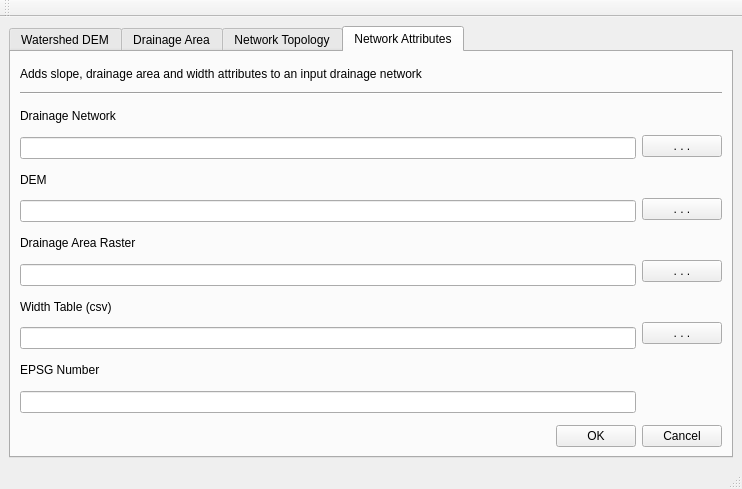
First picture: the form in preprocessing.ui, repository jtgilbert/SeRFE, before the edit.
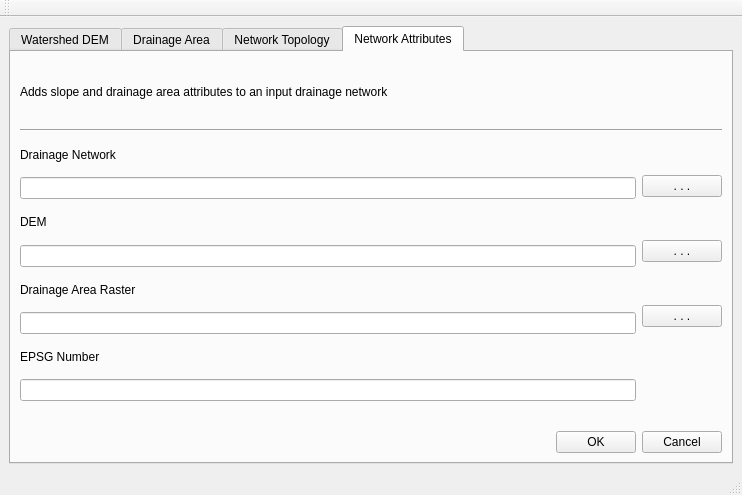
Second picture: the form after the edit. The open tabs and pages were chosen to show the change.

Diff of the .ui file:
```diff
--- a/preprocessing.ui
+++ b/preprocessing.ui
@@ -7,7 +7,7 @@
     <x>0</x>
     <y>0</y>
     <width>742</width>
-    <height>489</height>
+    <height>495</height>
    </rect>
   </property>
   <property name="windowTitle">
@@ -620,7 +620,7 @@
           <item>
            <widget class="QLabel" name="label_tab4">
             <property name="text">
-             <string>Adds slope, drainage area and width attributes to an input drainage network</string>
+             <string>Adds slope and drainage area attributes to an input drainage network</string>
             </property>
            </widget>
           </item>
@@ -678,16 +678,6 @@
               <item>
                <widget class="QLineEdit" name="txtDA_tab4"/>
               </item>
-              <item>
-               <widget class="QLabel" name="label_7">
-                <property name="text">
-                 <string>Width Table (csv)</string>
-                </property>
-               </widget>
-              </item>
-              <item>
-               <widget class="QLineEdit" name="txtWidthTable_tab4"/>
-              </item>
               <item>
                <widget class="QLabel" name="label_8">
                 <property name="text">
@@ -762,26 +752,6 @@
                 </property>
                </widget>
               </item>
-              <item>
-               <spacer name="verticalSpacer_19">
-                <property name="orientation">
-                 <enum>Qt::Vertical</enum>
-                </property>
-                <property name="sizeHint" stdset="0">
-                 <size>
-                  <width>20</width>
-                  <height>40</height>
-                 </size>
-                </property>
-               </spacer>
-              </item>
-              <item>
-               <widget class="QPushButton" name="btnWidthTable_tab4">
-                <property name="text">
-                 <string>. . .</string>
-                </property>
-               </widget>
-              </item>
               <item>
                <spacer name="verticalSpacer_20">
                 <property name="orientation">
```
Left out of the diff: 2 changed lines with no effect on the pictures.
